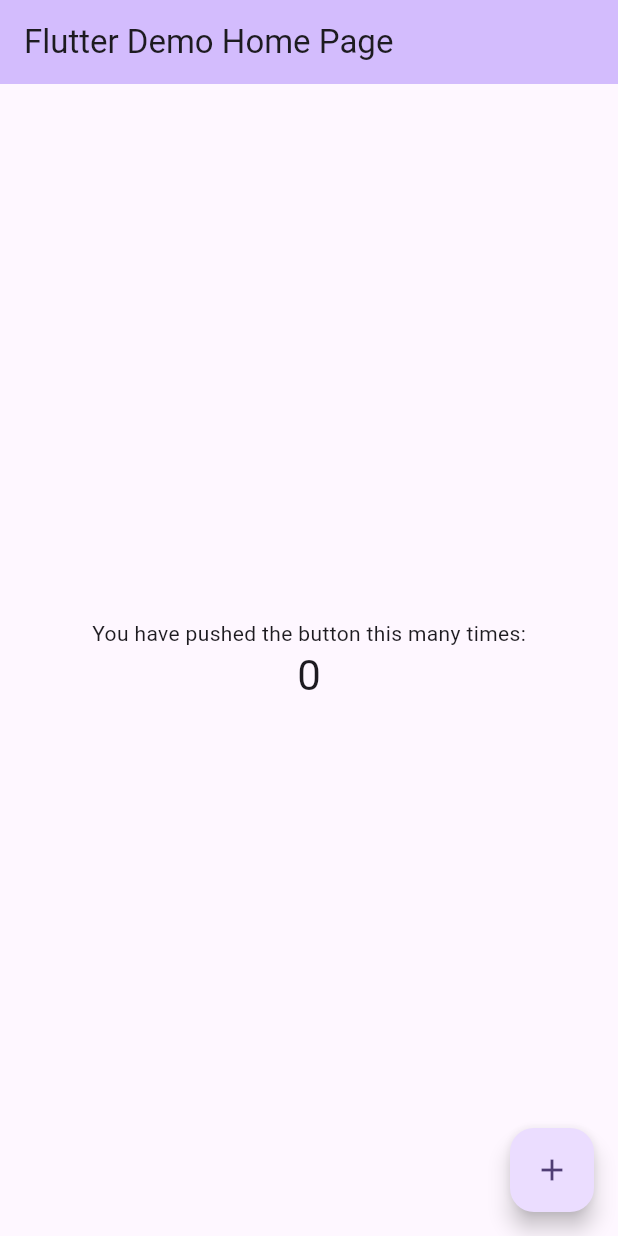
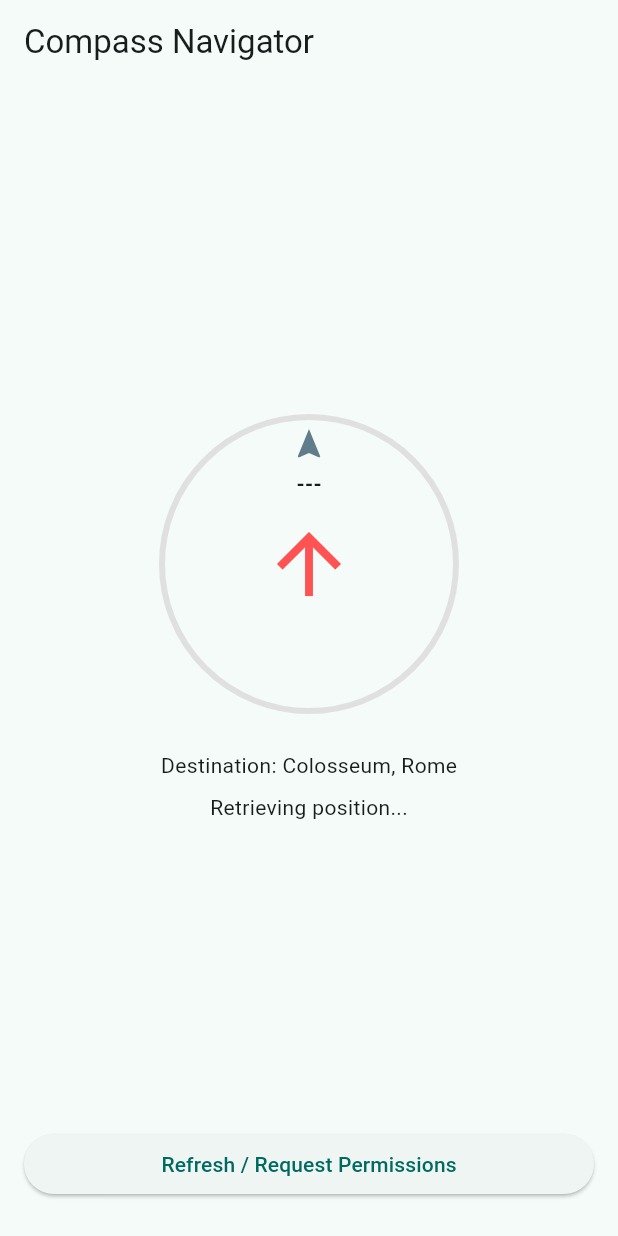
Before and after one commit to Serefzz/CompassLoveApp, a Flutter app: the screen it shows after launch, on a phone screen of 412 x 824 dp. Run offline on Flutter 3.47's test engine with Material 3 defaults, Android fonts, the light colour scheme and no system bars; our stand-ins replace flutter_compass, geolocator, permission_handler.

Commit message:
secondo commit

```diff
--- a/lib/main.dart
+++ b/lib/main.dart
@@ -1,4 +1,10 @@
+import 'dart:async';
+import 'dart:math' as math;
+
 import 'package:flutter/material.dart';
+import 'package:geolocator/geolocator.dart';
+import 'package:flutter_compass/flutter_compass.dart';
+import 'package:permission_handler/permission_handler.dart';
 
 void main() {
   runApp(const MyApp());
@@ -7,115 +13,200 @@ void main() {
 class MyApp extends StatelessWidget {
   const MyApp({super.key});
 
-  // This widget is the root of your application.
   @override
   Widget build(BuildContext context) {
     return MaterialApp(
-      title: 'Flutter Demo',
+      title: 'Compass Navigator',
       theme: ThemeData(
-        // This is the theme of your application.
-        //
-        // TRY THIS: Try running your application with "flutter run". You'll see
-        // the application has a purple toolbar. Then, without quitting the app,
-        // try changing the seedColor in the colorScheme below to Colors.green
-        // and then invoke "hot reload" (save your changes or press the "hot
-        // reload" button in a Flutter-supported IDE, or press "r" if you used
-        // the command line to start the app).
-        //
-        // Notice that the counter didn't reset back to zero; the application
-        // state is not lost during the reload. To reset the state, use hot
-        // restart instead.
-        //
-        // This works for code too, not just values: Most code changes can be
-        // tested with just a hot reload.
-        colorScheme: .fromSeed(seedColor: Colors.deepPurple),
+        useMaterial3: true,
+        colorScheme: ColorScheme.fromSeed(seedColor: Colors.teal),
       ),
-      home: const MyHomePage(title: 'Flutter Demo Home Page'),
+      home: const CompassPage(),
     );
   }
 }
 
-class MyHomePage extends StatefulWidget {
-  const MyHomePage({super.key, required this.title});
-
-  // This widget is the home page of your application. It is stateful, meaning
-  // that it has a State object (defined below) that contains fields that affect
-  // how it looks.
-
-  // This class is the configuration for the state. It holds the values (in this
-  // case the title) provided by the parent (in this case the App widget) and
-  // used by the build method of the State. Fields in a Widget subclass are
-  // always marked "final".
-
-  final String title;
+class CompassPage extends StatefulWidget {
+  const CompassPage({super.key});
 
   @override
-  State<MyHomePage> createState() => _MyHomePageState();
+  State<CompassPage> createState() => _CompassPageState();
 }
 
-class _MyHomePageState extends State<MyHomePage> {
-  int _counter = 0;
+class _CompassPageState extends State<CompassPage> {
+  double? _heading; // device heading in degrees
+  Position? _position; // current GPS position
+  StreamSubscription<CompassEvent?>? _compassSub;
+  StreamSubscription<Position>? _positionSub;
 
-  void _incrementCounter() {
-    setState(() {
-      // This call to setState tells the Flutter framework that something has
-      // changed in this State, which causes it to rerun the build method below
-      // so that the display can reflect the updated values. If we changed
-      // _counter without calling setState(), then the build method would not be
-      // called again, and so nothing would appear to happen.
-      _counter--;
+  // Example destination: Colosseum, Rome
+  final double destLat = 41.8902;
+  final double destLon = 12.4922;
+
+  @override
+  void initState() {
+    super.initState();
+    _initSensors();
+  }
+
+  @override
+  void dispose() {
+    _compassSub?.cancel();
+    _positionSub?.cancel();
+    super.dispose();
+  }
+
+  Future<void> _initSensors() async {
+    // Request permissions
+    await Permission.location.request();
+    if (!await Permission.location.isGranted) return;
+
+    bool serviceEnabled = await Geolocator.isLocationServiceEnabled();
+    if (!serviceEnabled) {
+      // Location services are not enabled
+      return;
+    }
+
+    LocationPermission permission = await Geolocator.checkPermission();
+    if (permission == LocationPermission.denied) {
+      permission = await Geolocator.requestPermission();
+      if (permission == LocationPermission.denied) return;
+    }
+    if (permission == LocationPermission.deniedForever) return;
+
+    // Subscribe to compass updates
+    _compassSub = FlutterCompass.events?.listen((event) {
+      setState(() {
+        _heading = event.heading;
+      });
+    });
+
+    // Subscribe to position updates
+    _positionSub = Geolocator.getPositionStream(
+      locationSettings: const LocationSettings(
+        accuracy: LocationAccuracy.best,
+        distanceFilter: 5,
+      ),
+    ).listen((pos) {
+      setState(() {
+        _position = pos;
+      });
     });
   }
 
+  // Calculate bearing from current position to destination (degrees)
+  double _bearingTo(double lat1, double lon1, double lat2, double lon2) {
+    final phi1 = _degToRad(lat1);
+    final phi2 = _degToRad(lat2);
+    final deltaLambda = _degToRad(lon2 - lon1);
+
+    final y = math.sin(deltaLambda) * math.cos(phi2);
+    final x = math.cos(phi1) * math.sin(phi2) -
+        math.sin(phi1) * math.cos(phi2) * math.cos(deltaLambda);
+    final theta = math.atan2(y, x);
+    return (_radToDeg(theta) + 360) % 360;
+  }
+
+  double _degToRad(double deg) => deg * (math.pi / 180.0);
+  double _radToDeg(double rad) => rad * (180.0 / math.pi);
+
   @override
   Widget build(BuildContext context) {
-    // This method is rerun every time setState is called, for instance as done
-    // by the _incrementCounter method above.
-    //
-    // The Flutter framework has been optimized to make rerunning build methods
-    // fast, so that you can just rebuild anything that needs updating rather
-    // than having to individually change instances of widgets.
+    final bearing = (_position != null)
+        ? _bearingTo(_position!.latitude, _position!.longitude, destLat, destLon)
+        : null;
+
+    // Angle to rotate the arrow: difference between device heading and bearing
+    double? angleToDest;
+    if (_heading != null && bearing != null) {
+      // Convert to radians, and invert for UI rotation (clockwise)
+      final diff = (bearing - _heading!) % 360;
+      angleToDest = _degToRad(diff);
+    }
+
     return Scaffold(
       appBar: AppBar(
-        // TRY THIS: Try changing the color here to a specific color (to
-        // Colors.amber, perhaps?) and trigger a hot reload to see the AppBar
-        // change color while the other colors stay the same.
-        backgroundColor: Theme.of(context).colorScheme.inversePrimary,
-        // Here we take the value from the MyHomePage object that was created by
-        // the App.build method, and use it to set our appbar title.
-        title: Text(widget.title),
+        title: const Text('Compass Navigator'),
       ),
-      body: Center(
-        // Center is a layout widget. It takes a single child and positions it
-        // in the middle of the parent.
+      body: Padding(
+        padding: const EdgeInsets.all(16.0),
         child: Column(
-          // Column is also a layout widget. It takes a list of children and
-          // arranges them vertically. By default, it sizes itself to fit its
-          // children horizontally, and tries to be as tall as its parent.
-          //
-          // Column has various properties to control how it sizes itself and
-          // how it positions its children. Here we use mainAxisAlignment to
-          // center the children vertically; the main axis here is the vertical
-          // axis because Columns are vertical (the cross axis would be
-          // horizontal).
-          //
-          // TRY THIS: Invoke "debug painting" (choose the "Toggle Debug Paint"
-          // action in the IDE, or press "p" in the console), to see the
-          // wireframe for each widget.
-          mainAxisAlignment: .center,
+          crossAxisAlignment: CrossAxisAlignment.stretch,
           children: [
-            const Text('You have pushed the button this many times:'),
-            Text(
-              '$_counter',
-              style: Theme.of(context).textTheme.headlineMedium,
+            Expanded(
+              child: Column(
+                mainAxisAlignment: MainAxisAlignment.center,
+                children: [
+                  SizedBox(
+                    width: 200,
+                    height: 200,
+                    child: Stack(
+                      alignment: Alignment.center,
+                      children: [
+                        // Compass background
+                        Container(
+                          width: 200,
+                          height: 200,
+                          decoration: BoxDecoration(
+                            shape: BoxShape.circle,
+                            border: Border.all(color: Colors.grey.shade300, width: 4),
+                          ),
+                        ),
+                        // Arrow pointing to destination
+                        Transform.rotate(
+                          angle: angleToDest ?? 0,
+                          child: Icon(
+                            Icons.arrow_upward,
+                            size: 64,
+                            color: Colors.redAccent,
+                          ),
+                        ),
+                        // Small indicator for device heading (top)
+                        Positioned(
+                          top: 8,
+                          child: Column(
+                            children: [
+                              Icon(Icons.navigation, color: Colors.blueGrey),
+                              const SizedBox(height: 4),
+                              Text(
+                                _heading != null
+                                    ? '${_heading!.toStringAsFixed(0)}°'
+                                    : '---',
+                                style: const TextStyle(fontWeight: FontWeight.bold),
+                              ),
+                            ],
+                          ),
+                        ),
+                      ],
+                    ),
+                  ),
+                  const SizedBox(height: 24),
+                  Text('Destination: Colosseum, Rome'),
+                  const SizedBox(height: 8),
+                  if (_position != null) ...[
+                    Text('Your position: ${_position!.latitude.toStringAsFixed(5)}, ${_position!.longitude.toStringAsFixed(5)}'),
+                    const SizedBox(height: 4),
+                    Text('Bearing to dest: ${bearing!.toStringAsFixed(0)}°'),
+                  ] else ...[
+                    const Text('Retrieving position...')
+                  ],
+                ],
+              ),
             ),
+            ElevatedButton(
+              onPressed: () async {
+                // request permissions again and get current position once
+                await _initSensors();
+                final pos = await Geolocator.getCurrentPosition(desiredAccuracy: LocationAccuracy.best);
+                setState(() {
+                  _position = pos;
+                });
+              },
+              child: const Text('Refresh / Request Permissions'),
+            ),
+            const SizedBox(height: 8),
           ],
         ),
-      ),
-      floatingActionButton: FloatingActionButton(
-        onPressed: _incrementCounter,
-        tooltip: 'Increment',
-        child: const Icon(Icons.add),
       ),
     );
   }
--- a/pubspec.yaml
+++ b/pubspec.yaml
@@ -45,6 +45,9 @@ dev_dependencies:
   # package. See that file for information about deactivating specific lint
   # rules and activating additional ones.
   flutter_lints: ^6.0.0
+  geolocator: ^10.0.0
+  flutter_compass: ^0.7.0
+  permission_handler: ^10.0.0
 
 # For information on the generic Dart part of this file, see the
 # following page: https://dart.dev/tools/pub/pubspec
```
Also changed, not shown: pubspec.lock, 4 other files.
